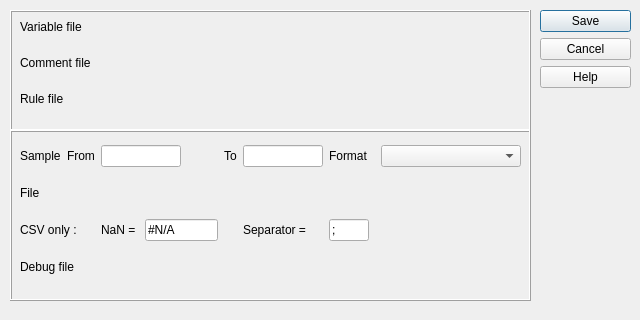
Before: the Qt Designer form gui/menu/file/file_export.ui in plan-be/iode, drawn with Qt 5.
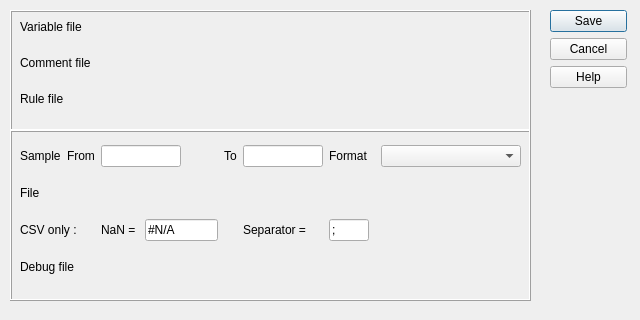
After: the same form once the commit is applied. Icons and pictures are not drawn. Custom widgets are drawn as their Qt base class.

Commit message: GUI: (File Menu) added missing keyboard shortcuts

What changed in the file:
```diff
--- a/gui/menu/file/file_export.ui
+++ b/gui/menu/file/file_export.ui
@@ -29,22 +29,6 @@
    <iconset>
     <normaloff>icons/Iodenew.ico</normaloff>icons/Iodenew.ico</iconset>
   </property>
-  <widget class="QDialogButtonBox" name="buttonBox">
-   <property name="geometry">
-    <rect>
-     <x>540</x>
-     <y>10</y>
-     <width>91</width>
-     <height>91</height>
-    </rect>
-   </property>
-   <property name="orientation">
-    <enum>Qt::Vertical</enum>
-   </property>
-   <property name="standardButtons">
-    <set>QDialogButtonBox::Cancel|QDialogButtonBox::Help|QDialogButtonBox::Save</set>
-   </property>
-  </widget>
   <widget class="QFrame" name="frame_top">
    <property name="geometry">
     <rect>
@@ -60,7 +44,7 @@
    <property name="frameShadow">
     <enum>QFrame::Raised</enum>
    </property>
-   <widget class="QWidget" name="">
+   <widget class="QWidget" name="layoutWidget">
     <property name="geometry">
      <rect>
       <x>10</x>
@@ -380,8 +364,86 @@
     </layout>
    </widget>
   </widget>
+  <widget class="QWidget" name="layoutWidget_2">
+   <property name="geometry">
+    <rect>
+     <x>550</x>
+     <y>10</y>
+     <width>77</width>
+     <height>291</height>
+    </rect>
+   </property>
+   <layout class="QVBoxLayout" name="verticalLayout">
+    <item>
+     <widget class="QPushButton" name="saveButton">
+      <property name="sizePolicy">
+       <sizepolicy hsizetype="Fixed" vsizetype="Fixed">
+        <horstretch>0</horstretch>
+        <verstretch>0</verstretch>
+       </sizepolicy>
+      </property>
+      <property name="text">
+       <string>Save</string>
+      </property>
+      <property name="shortcut">
+       <string>F10</string>
+      </property>
+     </widget>
+    </item>
+    <item>
+     <widget class="QPushButton" name="cancelButton">
+      <property name="sizePolicy">
+       <sizepolicy hsizetype="Fixed" vsizetype="Fixed">
+        <horstretch>0</horstretch>
+        <verstretch>0</verstretch>
+       </sizepolicy>
+      </property>
+      <property name="text">
+       <string>Cancel</string>
+      </property>
+      <property name="shortcut">
+       <string>Esc</string>
+      </property>
+     </widget>
+    </item>
+    <item>
+     <widget class="QPushButton" name="helpButton">
+      <property name="sizePolicy">
+       <sizepolicy hsizetype="Fixed" vsizetype="Fixed">
+        <horstretch>0</horstretch>
+        <verstretch>0</verstretch>
+       </sizepolicy>
+      </property>
+      <property name="text">
+       <string>Help</string>
+      </property>
+      <property name="shortcut">
+       <string>F1</string>
+      </property>
+     </widget>
+    </item>
+    <item>
+     <spacer name="verticalSpacer">
+      <property name="orientation">
+       <enum>Qt::Vertical</enum>
+      </property>
+      <property name="sizeHint" stdset="0">
+       <size>
+        <width>20</width>
+        <height>40</height>
+       </size>
+      </property>
+     </spacer>
+    </item>
+   </layout>
+  </widget>
  </widget>
  <customwidgets>
+  <customwidget>
+   <class>QIodeSampleEdit</class>
+   <extends>QLineEdit</extends>
+   <header>custom_widgets/qsampleedit.h</header>
+  </customwidget>
   <customwidget>
    <class>QIodeFileChooser</class>
    <extends>QWidget</extends>
@@ -391,11 +453,6 @@
     <slot>updateFileType(QString)</slot>
    </slots>
   </customwidget>
-  <customwidget>
-   <class>QIodeSampleEdit</class>
-   <extends>QLineEdit</extends>
-   <header>custom_widgets/qsampleedit.h</header>
-  </customwidget>
  </customwidgets>
  <resources/>
  <connections>
```
Left out of the diff: 36 changed lines with no effect on the pictures. The commit also changes 3 other files.
